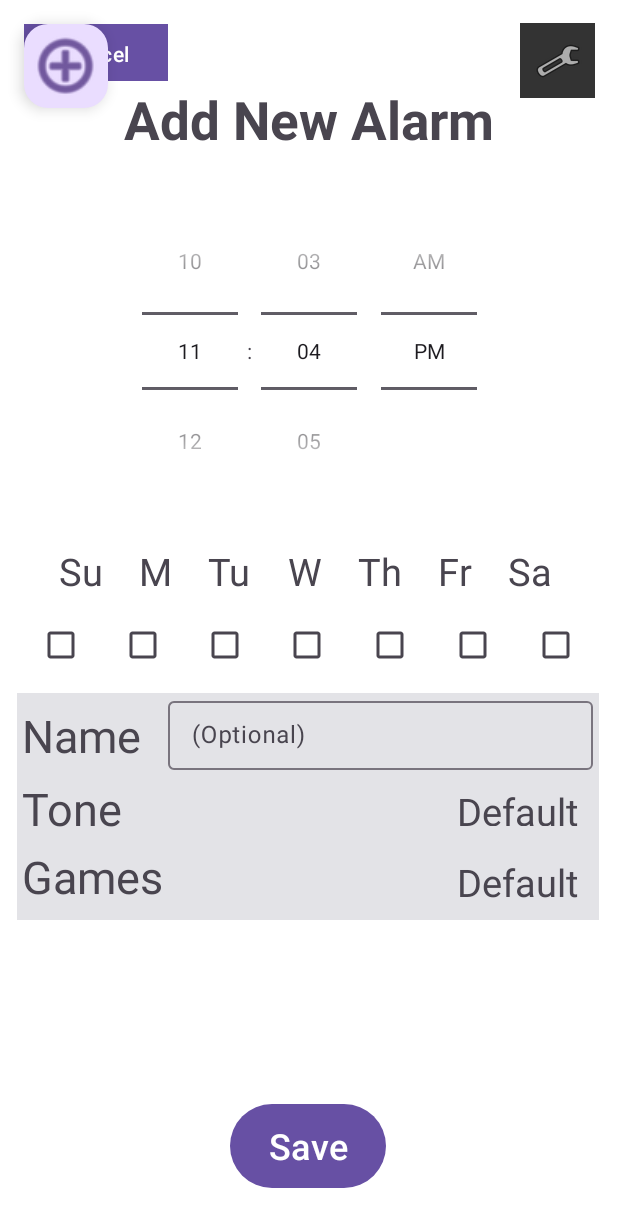
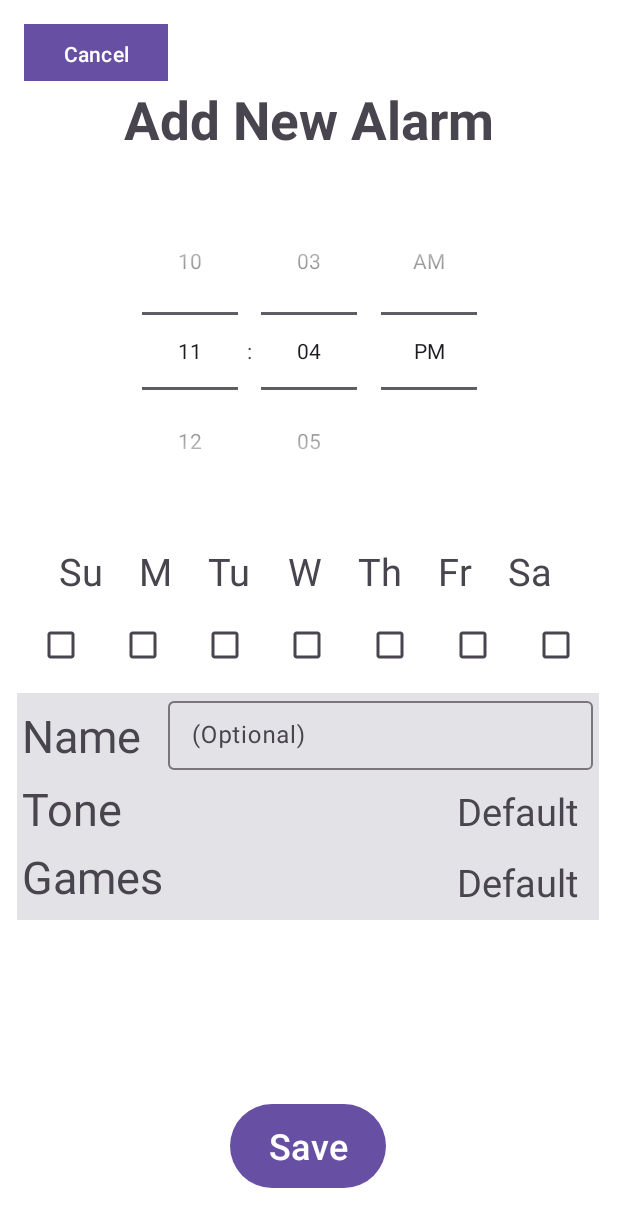
Before and after one commit to cstet23/cisc482-final-project, an Android app: the screen it shows after launch (MainActivity), after a tap on "Add Alarm", on a phone screen of 412 x 824 dp. Shown: the top 1227 px of the screen. Run offline under Robolectric (Android 15) with nearby library versions, the phone set to English and light mode, and no system bars.

Commit message:
fixed issue where buttons on main page were still visible when on add alarm page

```diff
--- a/app/src/main/java/com/ciscx82/finalproject/MainActivity.java
+++ b/app/src/main/java/com/ciscx82/finalproject/MainActivity.java
@@ -41,7 +41,7 @@ import java.util.List;
 public class MainActivity extends AppCompatActivity implements NewAlarm.NewAlarmListener{
 
     private RecyclerView alarmRecyclerView;
-    private FloatingActionButton addButton;
+    private ImageButton addButton;
     private AlarmAdapter alarmAdapter;
     private List<Alarm> alarmList;
 
--- a/app/src/main/java/com/ciscx82/finalproject/MainPage.java
+++ b/app/src/main/java/com/ciscx82/finalproject/MainPage.java
@@ -5,6 +5,7 @@ import android.os.Bundle;
 import android.view.LayoutInflater;
 import android.view.View;
 import android.view.ViewGroup;
+import android.widget.ImageButton;
 
 import androidx.annotation.NonNull;
 import androidx.annotation.Nullable;
@@ -20,7 +21,7 @@ import java.util.List;
 public class MainPage extends Fragment {
 
     private RecyclerView alarmRecyclerView;
-    private FloatingActionButton addButton;
+    private ImageButton addButton;
     private AlarmAdapter alarmAdapter;
     private List<Alarm> alarmList;
 
--- a/app/src/main/res/layout/activity_main.xml
+++ b/app/src/main/res/layout/activity_main.xml
@@ -12,23 +12,10 @@
         android:layout_width="match_parent"
         android:layout_height="match_parent" >
 
-        <androidx.recyclerview.widget.RecyclerView
-            android:id="@+id/alarm_recycler_view"
-            android:layout_width="match_parent"
-            android:layout_height="wrap_content"
-            android:layout_margin="20dp"
-            android:padding="16dp"
-            app:layout_constraintBottom_toBottomOf="parent"
-            app:layout_constraintEnd_toEndOf="parent"
-            app:layout_constraintStart_toStartOf="parent"
-            app:layout_constraintTop_toTopOf="parent"
-            tools:listitem="@layout/alarm_item" />
-    </androidx.constraintlayout.widget.ConstraintLayout>
-
-    <com.google.android.material.floatingactionbutton.FloatingActionButton
+        <ImageButton
             android:id="@+id/add_alarm_button"
-        android:layout_width="wrap_content"
-        android:layout_height="wrap_content"
+            android:layout_width="61dp"
+            android:layout_height="59dp"
             android:layout_marginStart="16dp"
             android:layout_marginTop="16dp"
             android:clickable="true"
@@ -43,10 +30,25 @@
             android:layout_width="50dp"
             android:layout_height="50dp"
             android:layout_margin="15dp"
+            android:layout_marginTop="15dp"
+            android:layout_marginEnd="14dp"
             android:background="#333"
             android:contentDescription="@string/settingsLabel"
             app:layout_constraintEnd_toEndOf="parent"
             app:layout_constraintTop_toTopOf="parent"
             app:srcCompat="@android:drawable/ic_menu_manage" />
 
+        <androidx.recyclerview.widget.RecyclerView
+            android:id="@+id/alarm_recycler_view"
+            android:layout_width="match_parent"
+            android:layout_height="wrap_content"
+            android:layout_margin="20dp"
+            android:padding="16dp"
+            app:layout_constraintBottom_toBottomOf="parent"
+            app:layout_constraintEnd_toEndOf="parent"
+            app:layout_constraintStart_toStartOf="parent"
+            app:layout_constraintTop_toTopOf="parent"
+            tools:listitem="@layout/alarm_item" />
     </androidx.constraintlayout.widget.ConstraintLayout>
+
+</androidx.constraintlayout.widget.ConstraintLayout>
```
Lines whose indentation alone changed are shown as unchanged.
